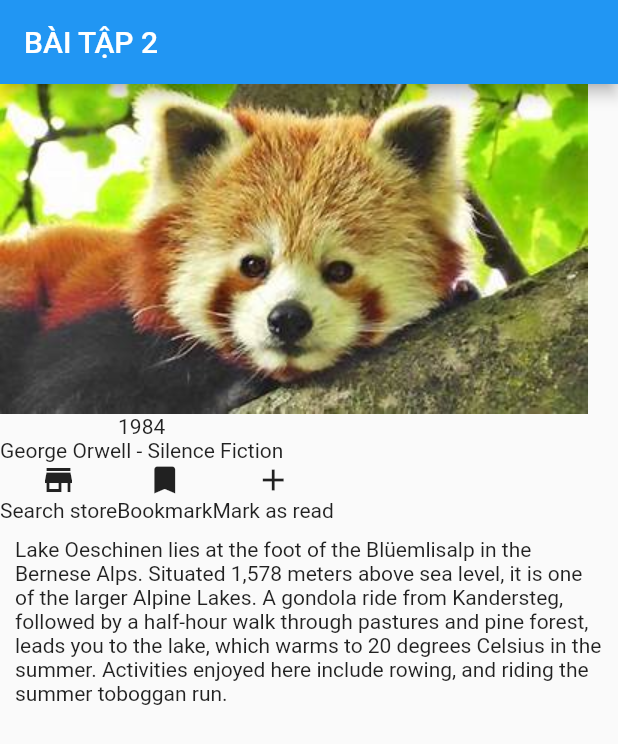
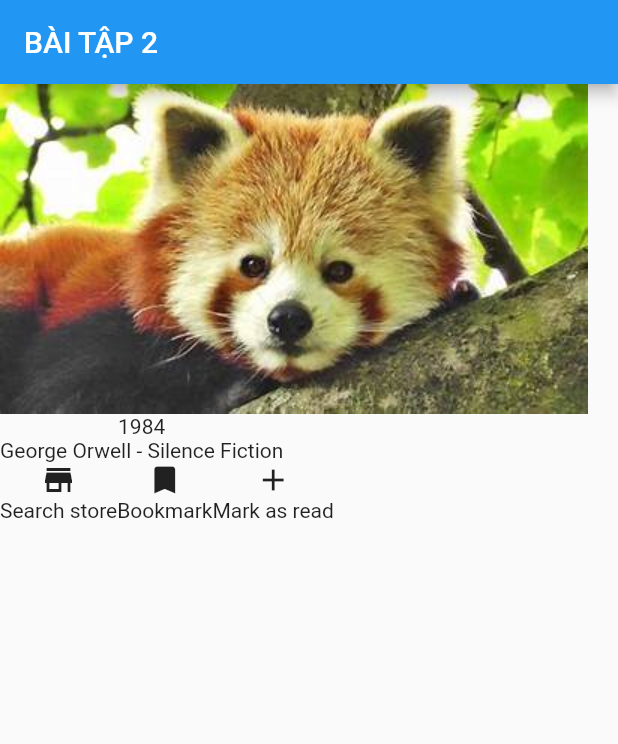
Before and after one commit to QuangDuy47/Project, a Flutter app: the screen it shows after launch, on a phone screen of 412 x 824 dp. Shown: the top 744 px of the screen. Run offline on Flutter 3.47's test engine with Material 2 defaults, Android fonts, the light colour scheme and no system bars.

Commit message:
Đã xoá 1 row

```diff
--- a/nopbai/demo005/lib/main.dart
+++ b/nopbai/demo005/lib/main.dart
@@ -64,27 +64,7 @@ class _MyHomePageState extends State<MyHomePage> {
                 )
               ],
             ),
-            Row(
-              children: [
-                Expanded(
-                  // chứa một widget con và mở rộng or co lại không gian của row hoặc column or Flex
-                  child: Container(
-                    // là 1 hộp chứa child, width, height, color, padding (lề giữa) có đối tượng edgeInsets lề all,
-                    // margin (lề xquanh), decoration (chỉnh hình dạng, hình ảnh)
-                    padding: const EdgeInsets.all(10),
-                    child: const Text(
-                      'Lake Oeschinen lies at the foot of the Blüemlisalp in the Bernese '
-                      'Alps. Situated 1,578 meters above sea level, it is one of the '
-                      'larger Alpine Lakes. A gondola ride from Kandersteg, followed by a '
-                      'half-hour walk through pastures and pine forest, leads you to the '
-                      'lake, which warms to 20 degrees Celsius in the summer. Activities '
-                      'enjoyed here include rowing, and riding the summer toboggan run.',
-                      softWrap: true,
-                    ),
-                  ),
-                ),
-              ],
-            )
+
           ],
         ),
       ),
```
